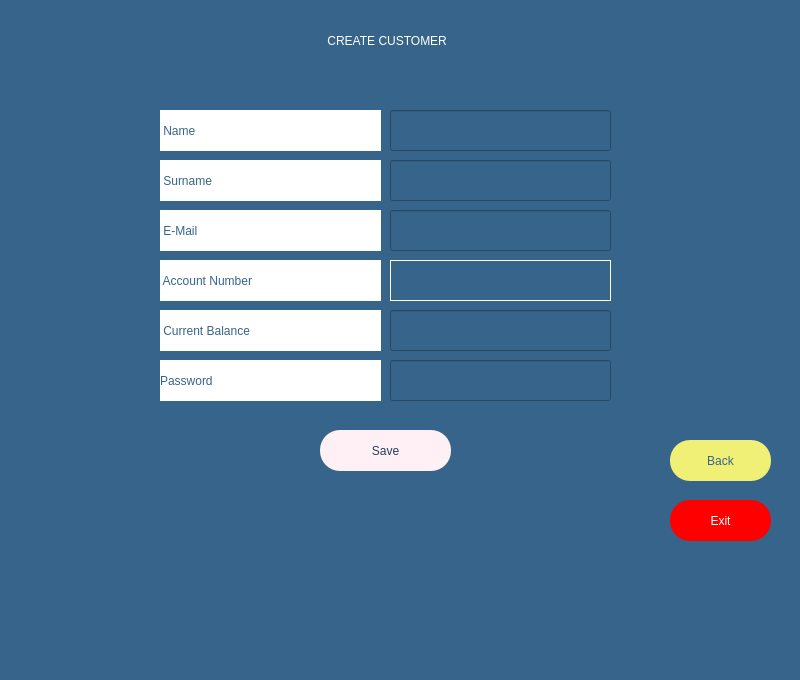
The window that createcustomerpage.ui (melihorhanyilmaz/Project) describes before a commit, drawn with Qt 5.
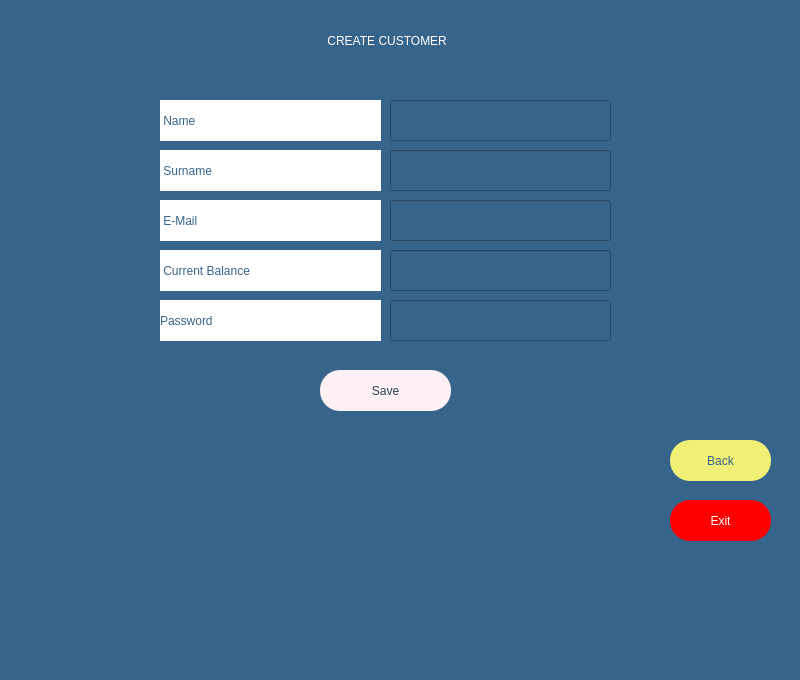
The same window after the commit.

Diff of the .ui file:
```diff
--- a/createcustomerpage.ui
+++ b/createcustomerpage.ui
@@ -21,7 +21,7 @@
     <property name="geometry">
      <rect>
       <x>390</x>
-      <y>110</y>
+      <y>100</y>
       <width>221</width>
       <height>41</height>
      </rect>
@@ -38,7 +38,7 @@
     <property name="geometry">
      <rect>
       <x>390</x>
-      <y>160</y>
+      <y>150</y>
       <width>221</width>
       <height>41</height>
      </rect>
@@ -52,7 +52,7 @@
     <property name="geometry">
      <rect>
       <x>390</x>
-      <y>210</y>
+      <y>200</y>
       <width>221</width>
       <height>41</height>
      </rect>
@@ -72,7 +72,7 @@
     <property name="geometry">
      <rect>
       <x>320</x>
-      <y>430</y>
+      <y>370</y>
       <width>131</width>
       <height>41</height>
      </rect>
@@ -117,7 +117,7 @@
     <property name="geometry">
      <rect>
       <x>160</x>
-      <y>110</y>
+      <y>100</y>
       <width>221</width>
       <height>41</height>
      </rect>
@@ -135,7 +135,7 @@
     <property name="geometry">
      <rect>
       <x>160</x>
-      <y>160</y>
+      <y>150</y>
       <width>221</width>
       <height>41</height>
      </rect>
@@ -153,7 +153,7 @@
     <property name="geometry">
      <rect>
       <x>160</x>
-      <y>210</y>
+      <y>200</y>
       <width>221</width>
       <height>41</height>
      </rect>
@@ -167,24 +167,6 @@
      <string> E-Mail</string>
     </property>
    </widget>
-   <widget class="QLabel" name="la_accnumber">
-    <property name="geometry">
-     <rect>
-      <x>160</x>
-      <y>260</y>
-      <width>221</width>
-      <height>41</height>
-     </rect>
-    </property>
-    <property name="styleSheet">
-     <string notr="true">color: rgb(54, 100, 139);
-background-color: rgb(255, 255, 255);
-font: 63 14pt &quot;Montserrat SemiBold&quot;;</string>
-    </property>
-    <property name="text">
-     <string> Account Number</string>
-    </property>
-   </widget>
    <widget class="QLabel" name="label_5">
     <property name="geometry">
      <rect>
@@ -209,7 +191,7 @@
     <property name="geometry">
      <rect>
       <x>160</x>
-      <y>310</y>
+      <y>250</y>
       <width>221</width>
       <height>41</height>
      </rect>
@@ -227,7 +209,7 @@
     <property name="geometry">
      <rect>
       <x>390</x>
-      <y>310</y>
+      <y>250</y>
       <width>221</width>
       <height>41</height>
      </rect>
@@ -244,7 +226,7 @@
     <property name="geometry">
      <rect>
       <x>160</x>
-      <y>360</y>
+      <y>300</y>
       <width>221</width>
       <height>41</height>
      </rect>
@@ -262,7 +244,7 @@
     <property name="geometry">
      <rect>
       <x>390</x>
-      <y>360</y>
+      <y>300</y>
       <width>221</width>
       <height>41</height>
      </rect>
@@ -291,26 +273,6 @@
      <string/>
     </property>
    </widget>
-   <widget class="QLabel" name="la_id">
-    <property name="geometry">
-     <rect>
-      <x>390</x>
-      <y>260</y>
-      <width>221</width>
-      <height>41</height>
-     </rect>
-    </property>
-    <property name="styleSheet">
-     <string notr="true">color: rgb(255, 255, 255);
-font: 63 14pt &quot;Montserrat SemiBold&quot;;</string>
-    </property>
-    <property name="frameShape">
-     <enum>QFrame::Box</enum>
-    </property>
-    <property name="text">
-     <string/>
-    </property>
-   </widget>
    <widget class="QPushButton" name="B_back">
     <property name="geometry">
      <rect>
```
